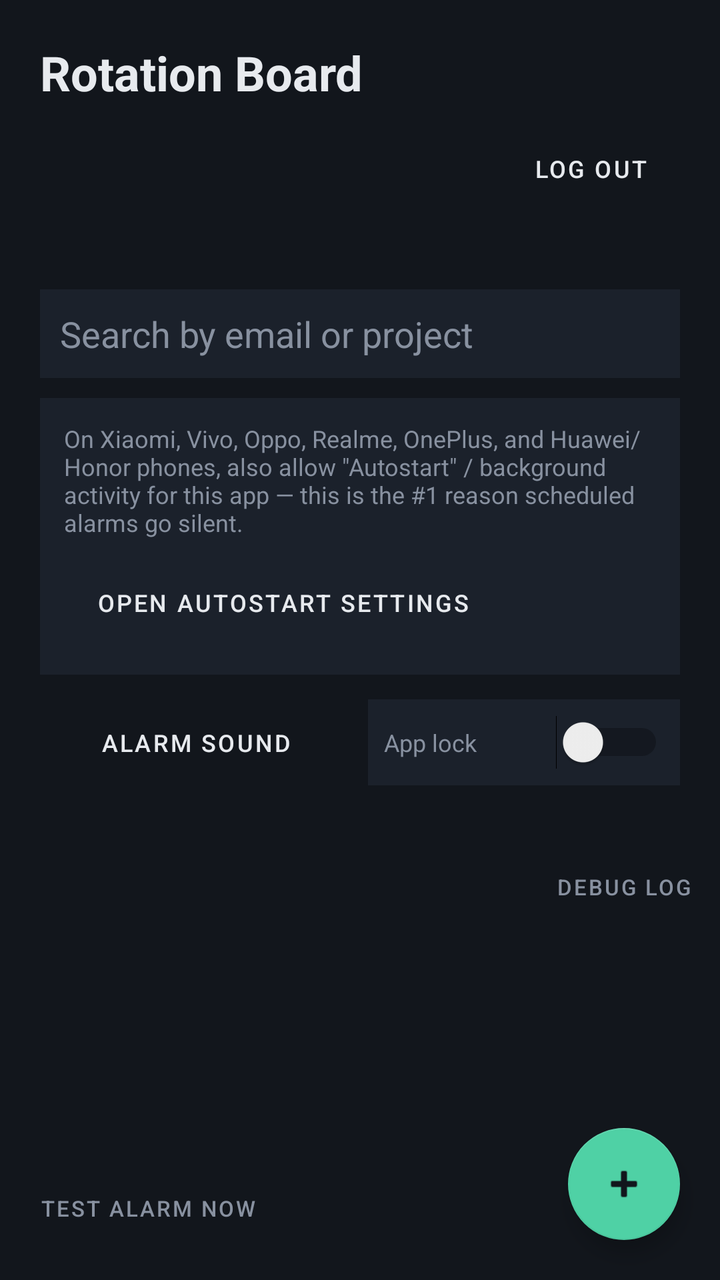
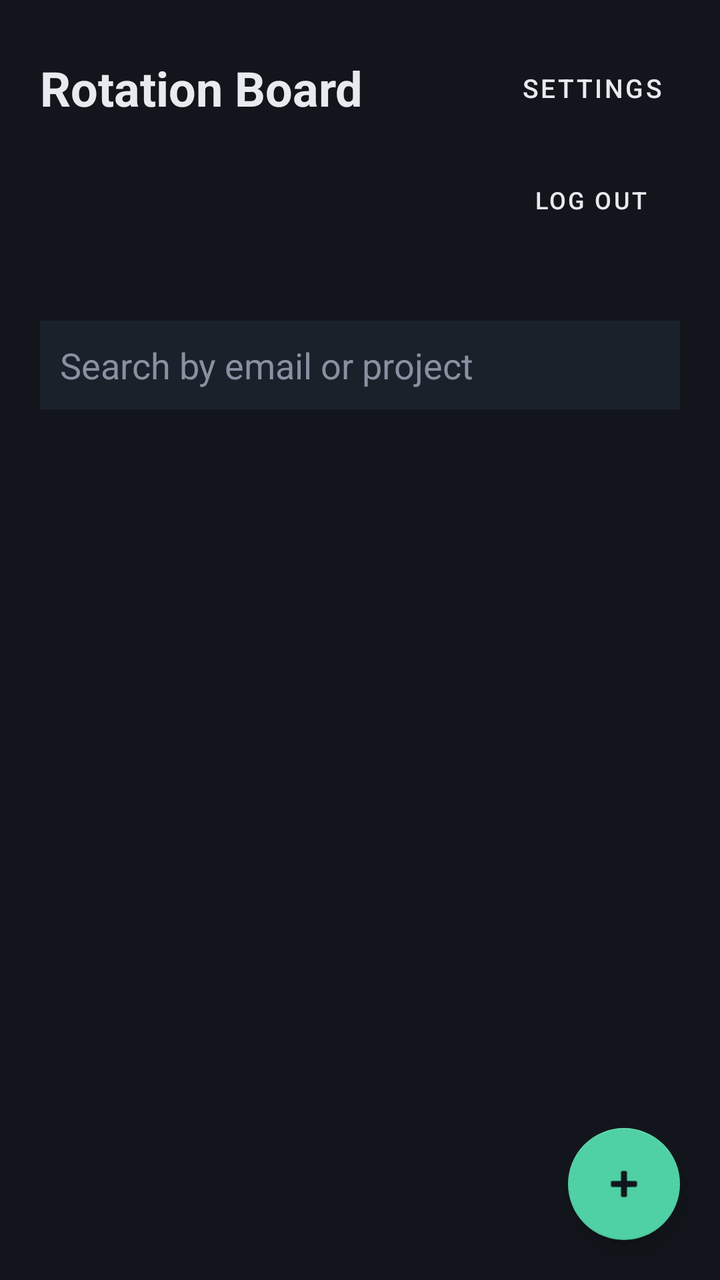

The first picture is an Android layout as it rendered before a commit; the second is the same layout after the commit. The layout source and the unified diff follow.
<!-- AndroidManifest.xml: application theme Theme.RotationBoard -->
<!-- res/layout/activity_dashboard.xml -->
<?xml version="1.0" encoding="utf-8"?>
<FrameLayout xmlns:android="http://schemas.android.com/apk/res/android"
    xmlns:app="http://schemas.android.com/apk/res-auto"
    android:layout_width="match_parent"
    android:layout_height="match_parent"
    android:background="@color/bg">

    <LinearLayout
        android:layout_width="match_parent"
        android:layout_height="match_parent"
        android:orientation="vertical">

        <LinearLayout
            android:layout_width="match_parent"
            android:layout_height="wrap_content"
            android:orientation="vertical"
            android:padding="20dp">

            <TextView
                android:layout_width="wrap_content"
                android:layout_height="wrap_content"
                android:text="@string/app_name"
                android:textSize="24sp"
                android:textStyle="bold"
                android:textColor="@color/text_main" />

            <LinearLayout
                android:layout_width="match_parent"
                android:layout_height="wrap_content"
                android:orientation="horizontal"
                android:gravity="center_vertical"
                android:layout_marginTop="8dp">

                <TextView
                    android:id="@+id/tvWho"
                    android:layout_width="0dp"
                    android:layout_height="wrap_content"
                    android:layout_weight="1"
                    android:textColor="@color/text_dim"
                    android:textSize="13sp" />

                <Button
                    android:id="@+id/btnLogout"
                    style="@style/Widget.MaterialComponents.Button.OutlinedButton"
                    android:layout_width="wrap_content"
                    android:layout_height="wrap_content"
                    android:text="Log out"
                    android:textSize="12sp" />
            </LinearLayout>

            <TextView
                android:id="@+id/tvSummary"
                android:layout_width="match_parent"
                android:layout_height="wrap_content"
                android:textColor="@color/text_dim"
                android:textSize="12sp"
                android:layout_marginTop="10dp" />

            <EditText
                android:id="@+id/etSearch"
                android:layout_width="match_parent"
                android:layout_height="wrap_content"
                android:hint="Search by email or project"
                android:textColorHint="@color/text_dim"
                android:textColor="@color/text_main"
                android:background="@color/surface"
                android:padding="10dp"
                android:layout_marginTop="10dp"
                android:inputType="text"
                android:maxLines="1" />

            <LinearLayout
                android:id="@+id/bannerBattery"
                android:layout_width="match_parent"
                android:layout_height="wrap_content"
                android:orientation="vertical"
                android:background="@color/surface"
                android:padding="12dp"
                android:layout_marginTop="10dp"
                android:visibility="gone">

                <TextView
                    android:layout_width="match_parent"
                    android:layout_height="wrap_content"
                    android:text="For alarms to ring reliably, allow this app to ignore battery optimization."
                    android:textColor="@color/text_dim"
                    android:textSize="12sp" />

                <Button
                    android:id="@+id/btnFixBattery"
                    android:layout_width="wrap_content"
                    android:layout_height="wrap_content"
                    android:layout_marginTop="8dp"
                    android:text="Fix this"
                    android:textSize="12sp" />
            </LinearLayout>

            <LinearLayout
                android:layout_width="match_parent"
                android:layout_height="wrap_content"
                android:orientation="vertical"
                android:background="@color/surface"
                android:padding="12dp"
                android:layout_marginTop="10dp">

                <TextView
                    android:layout_width="match_parent"
                    android:layout_height="wrap_content"
                    android:text="On Xiaomi, Vivo, Oppo, Realme, OnePlus, and Huawei/Honor phones, also allow &quot;Autostart&quot; / background activity for this app — this is the #1 reason scheduled alarms go silent."
                    android:textColor="@color/text_dim"
                    android:textSize="12sp" />

                <Button
                    android:id="@+id/btnAutostart"
                    style="@style/Widget.MaterialComponents.Button.OutlinedButton"
                    android:layout_width="wrap_content"
                    android:layout_height="wrap_content"
                    android:layout_marginTop="8dp"
                    android:text="Open autostart settings"
                    android:textSize="12sp" />
            </LinearLayout>

            <LinearLayout
                android:layout_width="match_parent"
                android:layout_height="wrap_content"
                android:orientation="horizontal"
                android:gravity="center_vertical"
                android:layout_marginTop="10dp">

                <Button
                    android:id="@+id/btnAlarmSound"
                    style="@style/Widget.MaterialComponents.Button.OutlinedButton"
                    android:layout_width="0dp"
                    android:layout_height="wrap_content"
                    android:layout_weight="1"
                    android:text="Alarm sound"
                    android:textSize="12sp" />

                <LinearLayout
                    android:layout_width="0dp"
                    android:layout_height="wrap_content"
                    android:layout_weight="1"
                    android:layout_marginStart="8dp"
                    android:orientation="horizontal"
                    android:gravity="center_vertical"
                    android:background="@color/surface"
                    android:padding="8dp">

                    <TextView
                        android:layout_width="0dp"
                        android:layout_height="wrap_content"
                        android:layout_weight="1"
                        android:text="App lock"
                        android:textColor="@color/text_dim"
                        android:textSize="12sp" />

                    <Switch
                        android:id="@+id/switchAppLock"
                        android:layout_width="wrap_content"
                        android:layout_height="wrap_content" />
                </LinearLayout>
            </LinearLayout>
        </LinearLayout>

        <FrameLayout
            android:layout_width="match_parent"
            android:layout_height="0dp"
            android:layout_weight="1">

            <androidx.recyclerview.widget.RecyclerView
                android:id="@+id/recyclerView"
                android:layout_width="match_parent"
                android:layout_height="match_parent"
                android:paddingHorizontal="16dp"
                android:clipToPadding="false" />

            <TextView
                android:id="@+id/tvEmpty"
                android:layout_width="wrap_content"
                android:layout_height="wrap_content"
                android:layout_gravity="center"
                android:text="No accounts yet.\nTap + to add one."
                android:gravity="center"
                android:textColor="@color/text_dim"
                android:visibility="gone" />

            <com.google.android.material.floatingactionbutton.FloatingActionButton
                android:id="@+id/fabAdd"
                android:layout_width="wrap_content"
                android:layout_height="wrap_content"
                android:layout_gravity="bottom|end"
                android:layout_margin="20dp"
                android:src="@android:drawable/ic_input_add"
                app:backgroundTint="@color/ready" />

            <Button
                android:id="@+id/btnTestAlarm"
                style="@style/Widget.MaterialComponents.Button.TextButton"
                android:layout_width="wrap_content"
                android:layout_height="wrap_content"
                android:layout_gravity="bottom|start"
                android:layout_margin="12dp"
                android:text="Test alarm now"
                android:textSize="11sp"
                android:textColor="@color/text_dim" />

            <Button
                android:id="@+id/btnDebugLog"
                style="@style/Widget.MaterialComponents.Button.TextButton"
                android:layout_width="wrap_content"
                android:layout_height="wrap_content"
                android:layout_gravity="top|end"
                android:layout_margin="4dp"
                android:text="Debug log"
                android:textSize="11sp"
                android:textColor="@color/text_dim" />
        </FrameLayout>
    </LinearLayout>

    
    <LinearLayout
        android:id="@+id/lockOverlay"
        android:layout_width="match_parent"
        android:layout_height="match_parent"
        android:orientation="vertical"
        android:gravity="center"
        android:background="@color/bg"
        android:visibility="gone"
        android:clickable="true"
        android:focusable="true">

        <TextView
            android:layout_width="wrap_content"
            android:layout_height="wrap_content"
            android:text="🔒"
            android:textSize="48sp" />

        <TextView
            android:layout_width="wrap_content"
            android:layout_height="wrap_content"
            android:text="Locked"
            android:textColor="@color/text_main"
            android:textSize="18sp"
            android:textStyle="bold"
            android:layout_marginTop="12dp" />

        <Button
            android:id="@+id/btnUnlock"
            android:layout_width="wrap_content"
            android:layout_height="wrap_content"
            android:text="Unlock"
            android:layout_marginTop="20dp" />
    </LinearLayout>
</FrameLayout>
<!-- resources referenced by this layout -->
<resources>
  <color name="bg">#12161C</color>
  <color name="ready">#4FD1A5</color>
  <color name="surface">#1B212B</color>
  <color name="text_dim">#8891A0</color>
  <color name="text_main">#E7EAEE</color>
  <string name="app_name">Rotation Board</string>
  <style name="Theme.RotationBoard" parent="Theme.MaterialComponents.DayNight.NoActionBar">
          <item name="colorPrimary">@color/text_main</item>
          <item name="colorPrimaryVariant">@color/text_main</item>
          <item name="colorOnPrimary">@color/bg</item>
          <item name="colorSecondary">@color/ready</item>
          <item name="colorOnSecondary">@color/bg</item>
          <item name="android:windowBackground">@color/bg</item>
          <item name="android:statusBarColor">@color/bg</item>
          <item name="android:textColorPrimary">@color/text_main</item>
      </style>
</resources>

<!-- the commit's change to res/layout/activity_dashboard.xml (unified diff, before → after) -->
@@ -16,13 +16,29 @@
             android:orientation="vertical"
             android:padding="20dp">
 
-            <TextView
-                android:layout_width="wrap_content"
+            <LinearLayout
+                android:layout_width="match_parent"
                 android:layout_height="wrap_content"
-                android:text="@string/app_name"
-                android:textSize="24sp"
-                android:textStyle="bold"
-                android:textColor="@color/text_main" />
+                android:orientation="horizontal"
+                android:gravity="center_vertical">
+
+                <TextView
+                    android:layout_width="0dp"
+                    android:layout_height="wrap_content"
+                    android:layout_weight="1"
+                    android:text="@string/app_name"
+                    android:textSize="24sp"
+                    android:textStyle="bold"
+                    android:textColor="@color/text_main" />
+
+                <Button
+                    android:id="@+id/btnSettings"
+                    style="@style/Widget.MaterialComponents.Button.TextButton"
+                    android:layout_width="wrap_content"
+                    android:layout_height="wrap_content"
+                    android:text="Settings"
+                    android:textSize="13sp" />
+            </LinearLayout>
 
             <LinearLayout
                 android:layout_width="match_parent"
@@ -68,98 +84,6 @@
                 android:layout_marginTop="10dp"
                 android:inputType="text"
                 android:maxLines="1" />
-
-            <LinearLayout
-                android:id="@+id/bannerBattery"
-                android:layout_width="match_parent"
-                android:layout_height="wrap_content"
-                android:orientation="vertical"
-                android:background="@color/surface"
-                android:padding="12dp"
-                android:layout_marginTop="10dp"
-                android:visibility="gone">
-
-                <TextView
-                    android:layout_width="match_parent"
-                    android:layout_height="wrap_content"
-                    android:text="For alarms to ring reliably, allow this app to ignore battery optimization."
-                    android:textColor="@color/text_dim"
-                    android:textSize="12sp" />
-
-                <Button
-                    android:id="@+id/btnFixBattery"
-                    android:layout_width="wrap_content"
-                    android:layout_height="wrap_content"
-                    android:layout_marginTop="8dp"
-                    android:text="Fix this"
-                    android:textSize="12sp" />
-            </LinearLayout>
-
-            <LinearLayout
-                android:layout_width="match_parent"
-                android:layout_height="wrap_content"
-                android:orientation="vertical"
-                android:background="@color/surface"
-                android:padding="12dp"
-                android:layout_marginTop="10dp">
-
-                <TextView
-                    android:layout_width="match_parent"
-                    android:layout_height="wrap_content"
-                    android:text="On Xiaomi, Vivo, Oppo, Realme, OnePlus, and Huawei/Honor phones, also allow &quot;Autostart&quot; / background activity for this app — this is the #1 reason scheduled alarms go silent."
-                    android:textColor="@color/text_dim"
-                    android:textSize="12sp" />
-
-                <Button
-                    android:id="@+id/btnAutostart"
-                    style="@style/Widget.MaterialComponents.Button.OutlinedButton"
-                    android:layout_width="wrap_content"
-                    android:layout_height="wrap_content"
-                    android:layout_marginTop="8dp"
-                    android:text="Open autostart settings"
-                    android:textSize="12sp" />
-            </LinearLayout>
-
-            <LinearLayout
-                android:layout_width="match_parent"
-                android:layout_height="wrap_content"
-                android:orientation="horizontal"
-                android:gravity="center_vertical"
-                android:layout_marginTop="10dp">
-
-                <Button
-                    android:id="@+id/btnAlarmSound"
-                    style="@style/Widget.MaterialComponents.Button.OutlinedButton"
-                    android:layout_width="0dp"
-                    android:layout_height="wrap_content"
-                    android:layout_weight="1"
-                    android:text="Alarm sound"
-                    android:textSize="12sp" />
-
-                <LinearLayout
-                    android:layout_width="0dp"
-                    android:layout_height="wrap_content"
-                    android:layout_weight="1"
-                    android:layout_marginStart="8dp"
-                    android:orientation="horizontal"
-                    android:gravity="center_vertical"
-                    android:background="@color/surface"
-                    android:padding="8dp">
-
-                    <TextView
-                        android:layout_width="0dp"
-                        android:layout_height="wrap_content"
-                        android:layout_weight="1"
-                        android:text="App lock"
-                        android:textColor="@color/text_dim"
-                        android:textSize="12sp" />
-
-                    <Switch
-                        android:id="@+id/switchAppLock"
-                        android:layout_width="wrap_content"
-                        android:layout_height="wrap_content" />
-                </LinearLayout>
-            </LinearLayout>
         </LinearLayout>
 
         <FrameLayout
@@ -192,28 +116,6 @@
                 android:layout_margin="20dp"
                 android:src="@android:drawable/ic_input_add"
                 app:backgroundTint="@color/ready" />
-
-            <Button
-                android:id="@+id/btnTestAlarm"
-                style="@style/Widget.MaterialComponents.Button.TextButton"
-                android:layout_width="wrap_content"
-                android:layout_height="wrap_content"
-                android:layout_gravity="bottom|start"
-                android:layout_margin="12dp"
-                android:text="Test alarm now"
-                android:textSize="11sp"
-                android:textColor="@color/text_dim" />
-
-            <Button
-                android:id="@+id/btnDebugLog"
-                style="@style/Widget.MaterialComponents.Button.TextButton"
-                android:layout_width="wrap_content"
-                android:layout_height="wrap_content"
-                android:layout_gravity="top|end"
-                android:layout_margin="4dp"
-                android:text="Debug log"
-                android:textSize="11sp"
-                android:textColor="@color/text_dim" />
         </FrameLayout>
     </LinearLayout>
 
